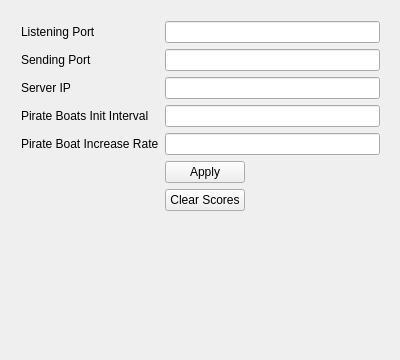
Qt form Archipel_parametres/mainwindow.ui (TerisseNicolas/Archip3l) before a commit; both pictures show x 0 to 400 and y 0 to 360 of the 400 by 664 pixel window.
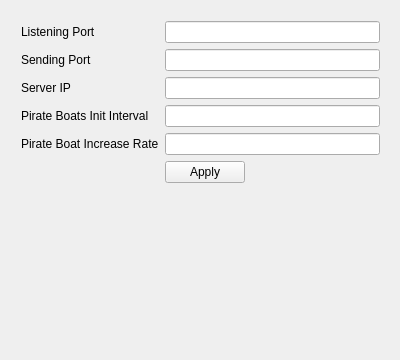
The same form after that commit.

Patch:
```diff
--- a/Archipel_parametres/mainwindow.ui
+++ b/Archipel_parametres/mainwindow.ui
@@ -95,6 +95,9 @@
          </property>
         </widget>
        </item>
+       <item row="18" column="1">
+        <widget class="QLineEdit" name="pirateBoatsIncreaseRate"/>
+       </item>
        <item row="36" column="1">
         <widget class="QPushButton" name="applyButton">
          <property name="text">
@@ -102,16 +105,6 @@
          </property>
         </widget>
        </item>
-       <item row="37" column="1">
-        <widget class="QPushButton" name="pushButton">
-         <property name="text">
-          <string>Clear Scores</string>
-         </property>
-        </widget>
-       </item>
-       <item row="18" column="1">
-        <widget class="QLineEdit" name="pirateBoatsIncreaseRate"/>
-       </item>
       </layout>
      </item>
     </layout>
```
